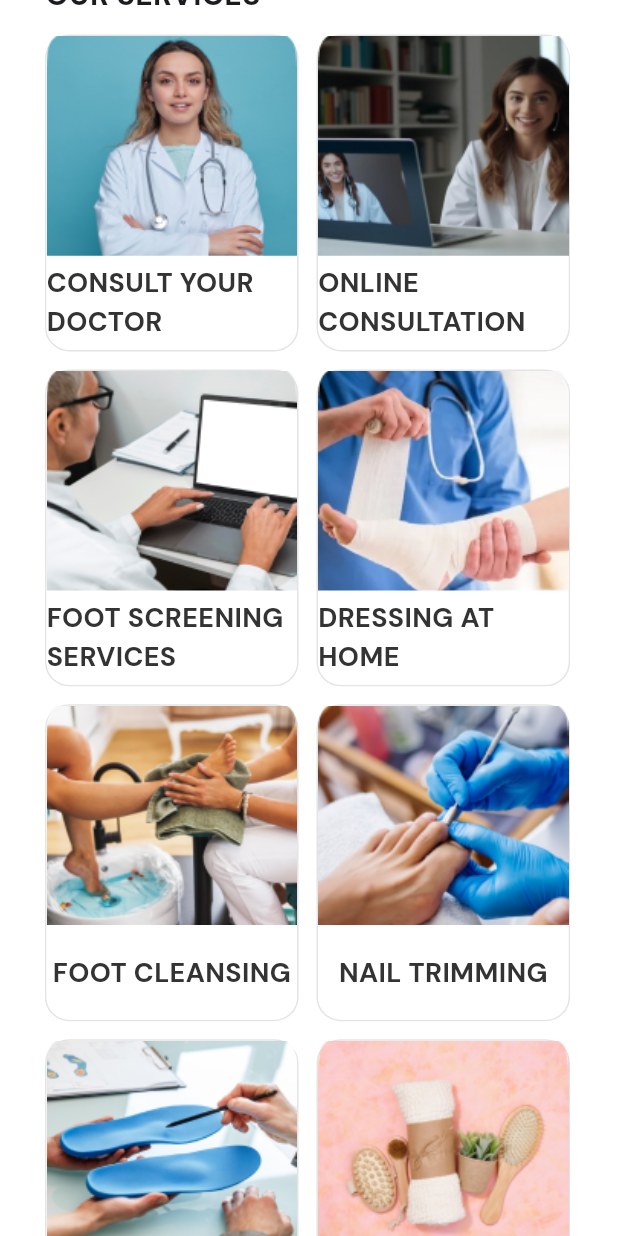
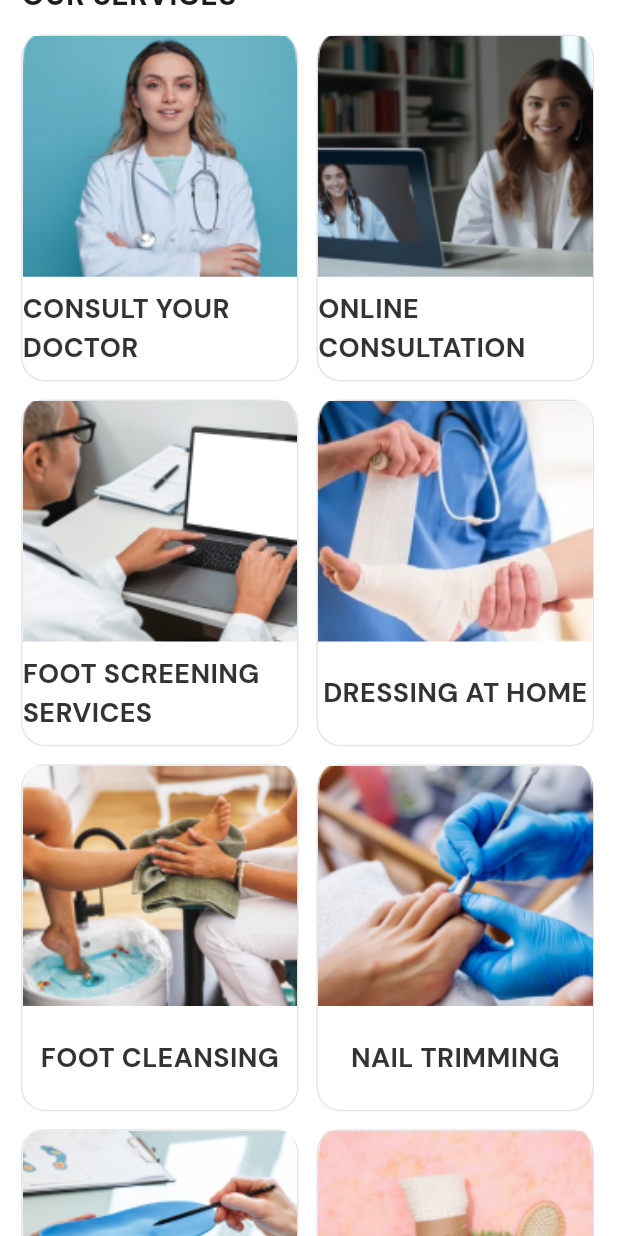
Before and after one commit to narimetisaigopi/doctor_foot_app, a Flutter app: the HomeScreen screen opened directly, scrolled down 576 dp, on a phone screen of 412 x 824 dp. Run offline on Flutter 3.47's test engine with Material 3 defaults, Android fonts, the light colour scheme and no system bars; our stand-ins replace cached_network_image, cloud_firestore, easy_localization, firebase_auth, firebase_core, firebase_messaging and 23 more; missing offline and left inert: firebase_pagination, flutter_overlay_loader, paginate_firestore, razorpay_flutter; accounts and stored records are empty; project files that could hold a hidden picture were left out.

Commit message:
commented changes are fixed.

```diff
--- a/lib/screens/check_your_feet/check_your_feet_widget.dart
+++ b/lib/screens/check_your_feet/check_your_feet_widget.dart
@@ -1,4 +1,5 @@
 import 'package:drfootapp/utils/constants/app_colors.dart';
+import 'package:drfootapp/utils/widgets/custom_Image.dart';
 import 'package:flutter/material.dart';
 
 class CheckYourFeetWidget extends StatefulWidget {
@@ -31,11 +32,10 @@ class _CheckYourFeetWidgetState extends State<CheckYourFeetWidget> {
               ),
               borderRadius: BorderRadius.circular(12),
             ),
-            child: Image.asset(
-              widget.image,
+            child: CustomImage(
+              path: widget.image,
               height: double.infinity,
               width: double.infinity,
-              fit: BoxFit.cover,
             ),
           ),
         ),
--- a/lib/screens/dash_board/home_screen.dart
+++ b/lib/screens/dash_board/home_screen.dart
@@ -1,16 +1,16 @@
 import 'package:drfootapp/screens/dash_board/home_screen_widgets/app_bar_widget.dart';
 import 'package:drfootapp/screens/dash_board/home_screen_widgets/home_image.dart';
 import 'package:drfootapp/screens/dash_board/home_screen_widgets/patiant_review_widget.dart';
+import 'package:drfootapp/screens/home_widgets/article_and_blog_list_widget.dart';
 import 'package:drfootapp/screens/home_widgets/book_premium_plan_widget.dart';
 import 'package:drfootapp/screens/home_widgets/check_your_feet_list.dart';
+import 'package:drfootapp/screens/home_widgets/doctor_foot_widget.dart';
 import 'package:drfootapp/screens/home_widgets/health_records_list.dart';
 import 'package:drfootapp/screens/home_widgets/our_services_widget.dart';
 import 'package:drfootapp/screens/home_widgets/ulcer_assesment_widget.dart';
 import 'package:drfootapp/utils/constants/app_colors.dart';
-import 'package:drfootapp/utils/constants/assets_constants.dart';
 import 'package:easy_localization/easy_localization.dart';
 import 'package:flutter/material.dart';
-import 'package:readmore/readmore.dart';
 
 class HomeScreen extends StatefulWidget {
   const HomeScreen({super.key});
@@ -57,30 +57,8 @@ class _HomeScreenState extends State<HomeScreen> {
               color: AppColors.riskCheckBg,
               thickness: 10,
             ),
-            const SizedBox(height: 20),
-            const BookPremiumPlanWidget(),
             const SizedBox(height: 12),
-            Padding(
-              padding: const EdgeInsets.only(left: 16, right: 16),
-              child: const Text(
-                "patientReviewsText",
-                style: TextStyle(
-                  fontSize: 20,
-                  fontWeight: FontWeight.w500,
-                ),
-              ).tr(),
-            ),
-            const SizedBox(
-              height: 12,
-            ),
-            // PatiantReviewWidget(
-            //   onPress: () {},
-            // ),
-            const SizedBox(height: 12),
-            const Divider(
-              color: AppColors.riskCheckBg,
-              thickness: 10,
-            ),
+
             const Padding(
               padding: EdgeInsets.only(left: 16, right: 16),
               child: Text(
@@ -106,15 +84,12 @@ class _HomeScreenState extends State<HomeScreen> {
                 style: TextStyle(
                   fontSize: 20,
                   fontWeight: FontWeight.w700,
-                color: AppColors.textBackThickColor,
+                  color: AppColors.textBackThickColor,
                 ),
               ).tr(),
             ),
+            const HealthRecordsList(),
 
-            const HealthRecordsList(),
-            const SizedBox(
-              height: 12,
-            ),
             const Divider(
               color: AppColors.riskCheckBg,
               thickness: 5,
@@ -136,76 +111,28 @@ class _HomeScreenState extends State<HomeScreen> {
             const SizedBox(
               height: 12,
             ),
-            Padding(
-              padding: const EdgeInsets.only(left: 16, right: 16),
-              child: Container(
-                height: 358,
-                decoration: BoxDecoration(
-                  borderRadius: BorderRadius.circular(12),
-                  border: Border.all(
-                    color: AppColors.abBorderColor,
-                    width: 2,
-                  ),
-                ),
-                child: Padding(
-                  padding: const EdgeInsets.only(
-                      left: 8, right: 8, top: 6, bottom: 6),
-                  child: Column(
-                    crossAxisAlignment: CrossAxisAlignment.start,
-                    children: [
-                      Expanded(
-                        flex: 6,
-                        child: Image.asset(
-                          AssetsConstants.articles,
-                          width: 244,
-                          height: 215,
-                          fit: BoxFit.cover,
-                        ),
-                      ),
-                      const SizedBox(height: 12),
-                      Expanded(
-                        flex: 4,
-                        child: Column(
-                          children: [
-                            const Text(
-                              "VEINS OF VULNERABILITY",
-                              style: TextStyle(
-                                fontSize: 18,
-                                fontWeight: FontWeight.w700,
-                                color: AppColors.textBackThickColor,
-                              ),
-                            ).tr(),
-                            const SizedBox(height: 8),
-                            const ReadMoreText(
-                              'Lorem Ipsum is simply dummy\ntext of the printing and type\nsetting industry. Lorem Ipsum is\nsimply dummy ',
-                              trimMode: TrimMode.Line,
-                              trimLines: 3,
-                              colorClickableText: AppColors.primaryBlue,
-                              trimCollapsedText: 'view more...',
-                              trimExpandedText: 'view less...',
-                              moreStyle: TextStyle(
-                                fontSize: 16,
-                                fontWeight: FontWeight.w500,
-                                color: AppColors.primaryBlue,
-                              ),
-                            ),
-                          ],
-                        ),
-                      ),
-                    ],
-                  ),
-                ),
-              ),
-            ),
+            const ArticleAndBlogWidgetList(),
             const SizedBox(
               height: 20,
             ),
-            Image.asset(
-              'assets/images/home/dr_foot.png',
-              width: 156,
-              height: 56,
-              fit: BoxFit.cover,
+            const BookPremiumPlanWidget(),
+            const SizedBox(height: 12),
+            Padding(
+              padding: const EdgeInsets.only(left: 16, right: 16),
+              child: const Text(
+                "patientReviewsText",
+                style: TextStyle(
+                  fontSize: 20,
+                  fontWeight: FontWeight.w500,
+                ),
+              ).tr(),
             ),
+            const SizedBox(height: 12),
+            PatiantReviewWidget(
+              onPress: () {},
+            ),
+            const SizedBox(height: 12),
+            const DoctorFootWidget(),
           ],
         ),
       ),
--- a/lib/screens/dash_board/home_screen_widgets/service_widget.dart
+++ b/lib/screens/dash_board/home_screen_widgets/service_widget.dart
@@ -1,4 +1,5 @@
 import 'package:drfootapp/utils/constants/app_colors.dart';
+import 'package:drfootapp/utils/widgets/custom_Image.dart';
 import 'package:easy_localization/easy_localization.dart';
 import 'package:flutter/material.dart';
 
@@ -26,14 +27,10 @@ class _ServiceWidgetState extends State<ServiceWidget> {
         children: [
           Expanded(
             flex: 7,
-            child: Align(
-              alignment: Alignment.center,
-              child: Image.asset(
-                widget.image,
-                height: double.infinity,
-                width: double.infinity,
-                fit: BoxFit.cover,
-              ),
+            child: CustomImage(
+              path: widget.image,
+              height: double.infinity,
+              width: double.infinity,
             ),
           ),
           Expanded(
--- a/lib/screens/home_widgets/our_services_widget.dart
+++ b/lib/screens/home_widgets/our_services_widget.dart
@@ -13,9 +13,8 @@ class OurServicesWidget extends StatefulWidget {
 class _OurServicesWidgetState extends State<OurServicesWidget> {
   @override
   Widget build(BuildContext context) {
-    return Container(
-              margin: const EdgeInsets.only(left: 16, right: 16),
-              height: MediaQuery.of(context).size.height * 1.32,
+    return SizedBox(
+      height: MediaQuery.of(context).size.height * 1.45,
       width: double.infinity,
       child: Container(
         margin: const EdgeInsets.only(
@@ -38,11 +37,9 @@ class _OurServicesWidgetState extends State<OurServicesWidget> {
             ),
             Expanded(
               child: GridView.builder(
-                          padding: const EdgeInsets.symmetric(
-                              vertical: 2.0),
+                  padding: const EdgeInsets.symmetric(vertical: 2.0),
                   physics: const NeverScrollableScrollPhysics(),
-                          gridDelegate:
-                              const SliverGridDelegateWithFixedCrossAxisCount(
+                  gridDelegate: const SliverGridDelegateWithFixedCrossAxisCount(
                     childAspectRatio: 4 / 5,
                     crossAxisCount: 2,
                     crossAxisSpacing: 12,
--- a/lib/utils/constants/assets_constants.dart
+++ b/lib/utils/constants/assets_constants.dart
@@ -16,7 +16,7 @@ class AssetsConstants {
   static const String doctor = "$_introImagesBasePath/doctor.svg";
   static const String medicalKit = "$_introImagesBasePath/medicalKit.svg";
   static const String arrow_back = "$_introImagesBasePath/arrow_back.svg";
-  static const String logo = "$_introImagesBasePath/logo.svg";
+  static const String logo = "assets/images/home/dr_foot.png";
   static const String rect_home = "$_introImagesBasePath/rect_home_image.svg";
   static const String footUlcer = "$_introImagesBasePath/foot_ulcer.svg";
 
--- a/lib/utils/constants/string_constants.dart
+++ b/lib/utils/constants/string_constants.dart
@@ -300,4 +300,8 @@ class Strings {
   static const String images = "Images";
   static const String labReports = "LAB\nREPORTS";
   static const String hospitalDocuments = " HOSPITAL\nDOCUMENTS";
+  // articles & blog
+  static const String articleTitle = "VEINS OF VULNERABILITY";
+  static const String articleDiscription =
+      'Lorem Ipsum is simply dummy\ntext of the printing and type\nsetting industry. Lorem Ipsum is\nsimply dummy ';
 }
--- /dev/null
+++ b/lib/utils/widgets/custom_Image.dart
@@ -0,0 +1,29 @@
+import 'package:flutter/material.dart';
+
+class CustomImage extends StatefulWidget {
+  final String path;
+  final double width;
+  final double height;
+  final BoxFit fit;
+  const CustomImage(
+      {super.key,
+      required this.path,
+      this.width = 50,
+      this.height = 50,
+      this.fit = BoxFit.cover});
+
+  @override
+  State<CustomImage> createState() => _CustomImageState();
+}
+
+class _CustomImageState extends State<CustomImage> {
+  @override
+  Widget build(BuildContext context) {
+    return Image.asset(
+      height: widget.height,
+      width: widget.width,
+      widget.path,
+      fit: widget.fit,
+    );
+  }
+}
```
Also changed, not shown: lib/screens/dash_board/dash_board_screen.dart (+0 -18 lines), lib/screens/dash_board/home_screen_widgets/patiant_review_widget.dart (+13 -19 lines), lib/screens/dash_board/home_screen_widgets/review_widget.dart (+11 -5 lines), lib/screens/home_widgets/article_and_blog_list_widget.dart (added, +30 -0 lines), lib/screens/home_widgets/article_and_blog_widget.dart (added, +83 -0 lines), lib/screens/home_widgets/doctor_foot_widget.dart (added, +44 -0 lines), lib/screens/home_widgets/health_record_widget.dart (+17 -9 lines), lib/screens/home_widgets/health_records_list.dart (+8 -9 lines), lib/screens/home_widgets/models/article_and_blog_model.dart (added, +32 -0 lines), lib/screens/home_widgets/ulcer_assesment_widget.dart (+11 -10 lines), lib/splash_screen.dart (+12 -10 lines). Lines whose indentation alone changed are shown as unchanged.
